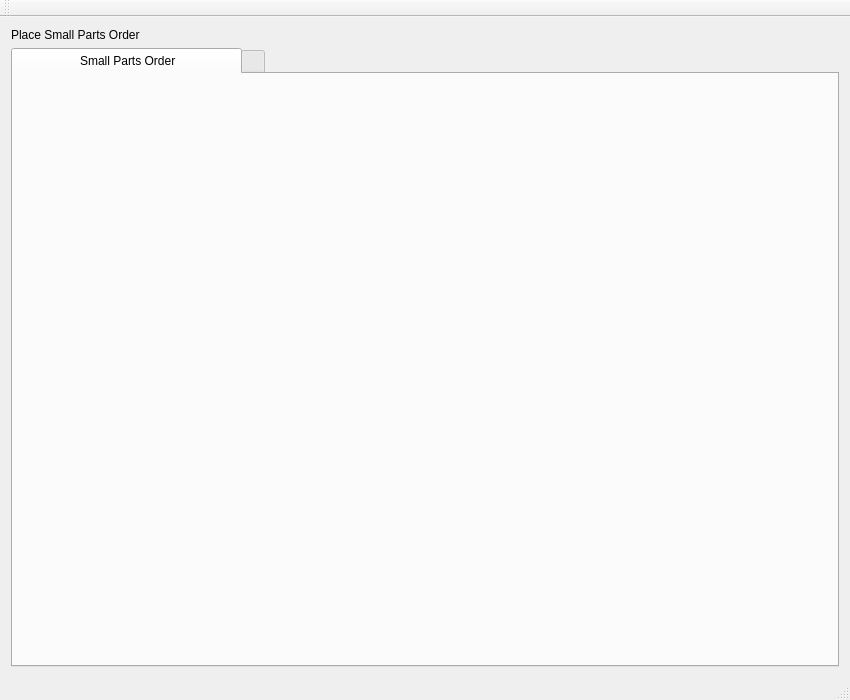
topherMcDonald/SPO, file View/mainview.ui: the form before one commit.
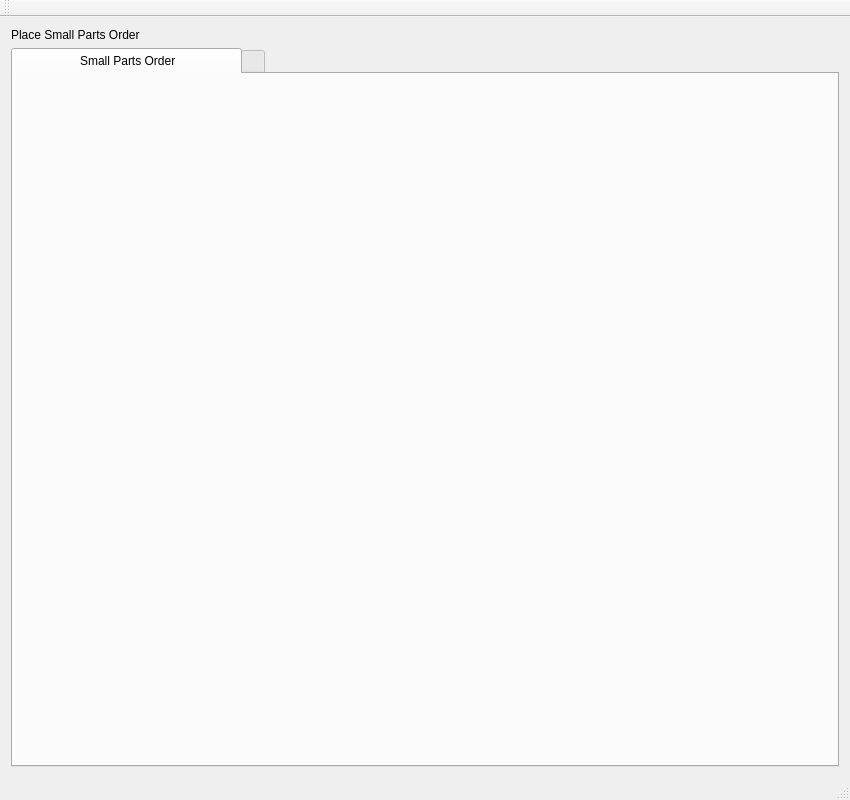
The form after the commit. Icons and pictures are not drawn.

The edit to the form file:
```diff
--- a/View/mainview.ui
+++ b/View/mainview.ui
@@ -7,7 +7,7 @@
     <x>0</x>
     <y>0</y>
     <width>850</width>
-    <height>700</height>
+    <height>800</height>
    </rect>
   </property>
   <property name="sizePolicy">
```
